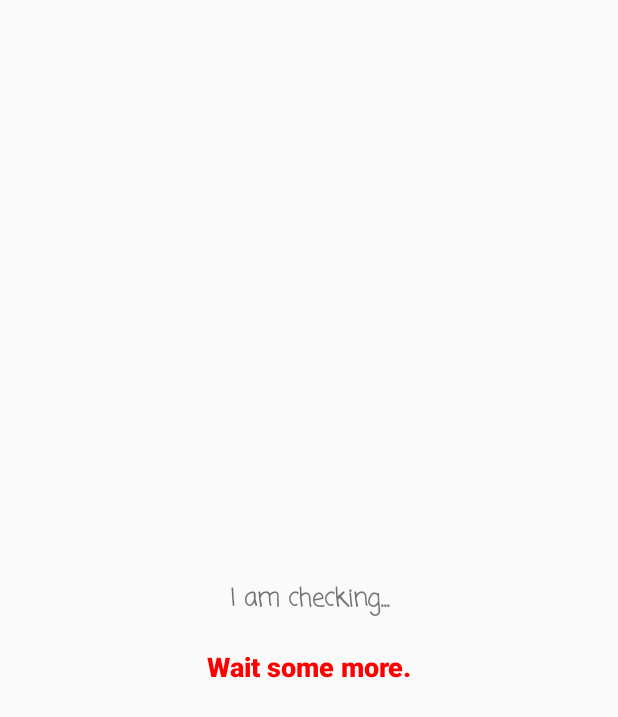
After one commit to gdg-berlin-android/ZeThree, an Android app built with Jetpack Compose: the layout update_activity.xml on its own in the app's theme, with its tools: preview values and no code run, on a phone screen of 412 x 824 dp. The commit adds this screen. Shown: the top 717 px of the screen. Run offline under Robolectric (Android 15) with nearby library versions, the phone set to English and light mode, and no system bars.

Commit message:
Add the "low quality" update check

```diff
--- a/app/src/main/res/layout/main_activity.xml
+++ b/app/src/main/res/layout/main_activity.xml
@@ -59,6 +59,12 @@
                     android:layout_height="wrap_content"
                     android:onClick="doYourThingClicked"
                     android:text="Do your thing" />
+
+                <Button
+                    android:layout_width="wrap_content"
+                    android:layout_height="wrap_content"
+                    android:onClick="checkForUpdates"
+                    android:text="Check for updates! NOW!" />
             </LinearLayout>
         </ScrollView>
     </LinearLayout>
--- /dev/null
+++ b/app/src/main/res/layout/update_activity.xml
@@ -0,0 +1,33 @@
+<?xml version="1.0" encoding="utf-8"?>
+<LinearLayout xmlns:android="http://schemas.android.com/apk/res/android"
+    xmlns:tools="http://schemas.android.com/tools"
+    android:orientation="vertical"
+    android:layout_width="match_parent"
+    android:gravity="center"
+    android:layout_height="match_parent">
+
+    <TextView
+        android:layout_width="match_parent"
+        android:layout_height="wrap_content"
+        android:gravity="center"
+        android:padding="20dp"
+        android:textSize="16sp"
+        android:fontFamily="casual"
+        android:textStyle="bold"
+        android:text="I am checking..."
+        tools:ignore="HardcodedText" />
+
+    <TextView
+        android:id="@+id/updateWaitText"
+        android:layout_width="match_parent"
+        android:layout_height="wrap_content"
+        android:text="Wait some more."
+        android:gravity="center"
+        android:textSize="18sp"
+        android:textColor="#FF0000"
+        android:fontFamily="sans-serif-black"
+        android:visibility="gone"
+        tools:visibility="visible"
+        tools:ignore="HardcodedText" />
+
+</LinearLayout>
```
Also changed, not shown: app/build.gradle (+9 -2 lines), app/src/main/AndroidManifest.xml (+9 -1 lines), app/src/main/java/berlindroid/zethree/MainActivity.java (+19 -2 lines), app/src/main/java/berlindroid/zethree/UpdateActivity.java (added, +73 -0 lines), app/src/main/java/berlindroid/zethree/util/LowQualityUpdateDownloader.java (added, +135 -0 lines).
